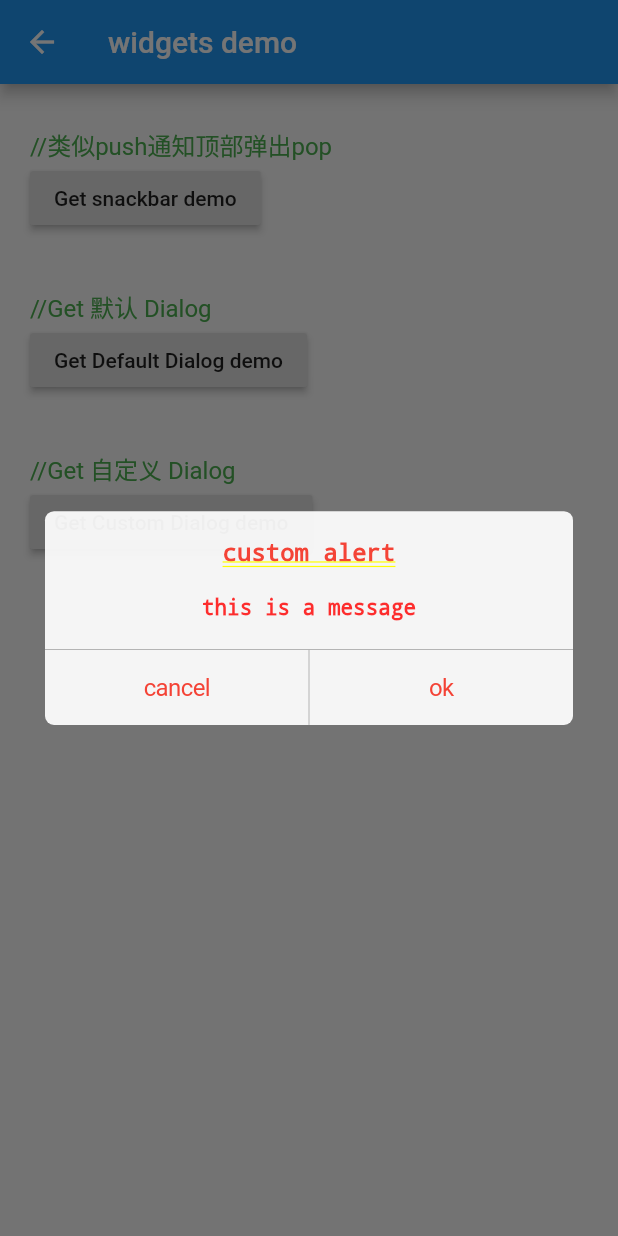
After one commit to PacteraWangCong/flutter_getx_demo, a Flutter app: the WidgetsDemoPage screen opened directly, after a tap on "Get Custom Dialog demo", on a phone screen of 412 x 824 dp. The commit adds this screen. Run offline on Flutter 3.47's test engine with Material 2 defaults, Android fonts, the phone set to English and light mode, and no system bars; our stand-ins replace flutter_easyloading, get.

Commit message:
FEAT: widgets demo 追加

```diff
--- a/lib/controllers/req_demo_controller.dart
+++ b/lib/controllers/req_demo_controller.dart
@@ -34,8 +34,8 @@ class ReqDemoController extends GetxController {
   void reqInit() {
     EasyLoading.show();
     Future.delayed(Duration(seconds: 1), () {
+      EasyLoading.dismiss();
       reqResult.value = Result(true, data: getDemoList());
-      EasyLoading.dismiss();
     });
   }
 }
@@ -45,16 +45,16 @@ extension ReqDemoControllerDemo on ReqDemoController {
   void reloadOk() {
     EasyLoading.show();
     Future.delayed(Duration(seconds: 1), () {
+      EasyLoading.dismiss();
       reqResult.value = Result(true, data: getDemoList());
-      EasyLoading.dismiss();
     });
   }
 
   void reloadNg() {
     EasyLoading.show();
     Future.delayed(Duration(seconds: 1), () {
+      EasyLoading.dismiss();
       reqResult.value = Result(false, error: 'test 请求失败');
-      EasyLoading.dismiss();
     });
   }
 
--- /dev/null
+++ b/lib/mf_widgets/mf_pop_alert.dart
@@ -0,0 +1,235 @@
+import 'package:flutter/cupertino.dart';
+import 'package:flutter/material.dart';
+import 'package:get/get.dart';
+
+class MFPopAlert extends StatelessWidget {
+  /// btn上部text,当child为null时有效
+  String title;
+
+  /// 中间message文言
+  String description;
+
+  /// btn上部text的style
+  TextStyle titleStyle;
+
+  /// btn上部text的align
+  TextAlign titleAlign;
+
+  /// 中间message文言的style
+  TextStyle descriptionStyle;
+
+  /// 中间message文言的align
+  TextAlign descriptionAlign;
+
+  /// btn上部自定义widget
+  Widget child;
+
+  /// 点击Ok alert是否消失，默认true
+  final bool dismissWhenOkBtnAction;
+
+  /// 点击Cancel alert是否消失，默认true
+  final bool dismissWhenCancelBtnAction;
+
+  /// ok按钮点击事件
+  final VoidCallback okBtnAction;
+
+  /// cancel按钮点击事件
+  final VoidCallback cancelBtnAction;
+
+  /// dialog 宽度
+  final double width;
+
+  /// alert距俩边的长度, 当设置[width]时无效
+  final double bgWidthSpace;
+
+  /// alert内部 padding
+  final EdgeInsets contentInside;
+
+  /// btn间距离
+  final double btnSpace;
+
+  /// 画面名用于GA计策
+  final String screenName;
+
+  final String okTitle;
+  final String cancelTitle;
+  final bool showOkBtnArrow;
+  final bool showCancelBtnArrow;
+  final double descriptionTopSpace;
+  final double btnTopSpace;
+  final double btnHeight;
+  final double btnBorderRadius;
+  final double bgBorderRadius;
+
+  /// 内部只有一个Text的构造
+  MFPopAlert.title(
+    this.title, {
+    this.width,
+    this.screenName,
+    this.titleStyle,
+    this.titleAlign,
+    this.description,
+    this.descriptionStyle,
+    this.descriptionAlign,
+    this.okTitle = '',
+    this.cancelTitle = '',
+    this.showOkBtnArrow = false,
+    this.showCancelBtnArrow = false,
+    this.dismissWhenOkBtnAction = true,
+    this.dismissWhenCancelBtnAction = true,
+    this.okBtnAction,
+    this.cancelBtnAction,
+    this.descriptionTopSpace = 20,
+    this.btnTopSpace = 0,
+    this.btnHeight = 50.0,
+    this.btnBorderRadius = 5.0,
+    this.bgBorderRadius = 6.0,
+    this.btnSpace = 0.5,
+    this.bgWidthSpace = 30.0,
+    this.contentInside = const EdgeInsets.only(right: 15, left: 15, top: 20, bottom: 20),
+  });
+
+  /// 内部自定义Widget的构造
+  MFPopAlert.child(
+    this.child, {
+    this.width,
+    this.screenName,
+    this.okTitle = '',
+    this.cancelTitle = '',
+    this.showOkBtnArrow = false,
+    this.showCancelBtnArrow = false,
+    this.dismissWhenOkBtnAction = true,
+    this.dismissWhenCancelBtnAction = true,
+    this.okBtnAction,
+    this.cancelBtnAction,
+    this.descriptionTopSpace = 20,
+    this.btnTopSpace = 0,
+    this.btnHeight = 50.0,
+    this.btnBorderRadius = 5.0,
+    this.bgBorderRadius = 6.0,
+    this.btnSpace = 0.5,
+    this.bgWidthSpace = 30.0,
+    this.contentInside = const EdgeInsets.only(right: 15, left: 15, top: 20, bottom: 15),
+  });
+
+  @override
+  Widget build(BuildContext context) {
+    return WillPopScope(
+      child: Center(
+        child: Container(
+          width: (context.orientation == Orientation.landscape ? 320 : Get.width - bgWidthSpace * 2),
+          decoration: BoxDecoration(
+            color: Color(0xEDFFFFFF),
+            borderRadius: BorderRadius.circular(bgBorderRadius),
+          ),
+          child: Column(
+            mainAxisSize: MainAxisSize.min,
+            children: <Widget>[
+              Padding(
+                padding: contentInside,
+                child: child ??
+                    Column(
+                      mainAxisSize: MainAxisSize.min,
+                      children: <Widget>[
+                        child ??
+                            Column(
+                              children: <Widget>[
+                                title != null
+                                    ? Text(
+                                        title,
+                                        style: titleStyle ??
+                                            TextStyle(
+                                              fontSize: 16,
+                                              color: Colors.red,
+                                            ),
+                                        strutStyle: StrutStyle(forceStrutHeight: true),
+                                        textAlign: titleAlign ?? TextAlign.center,
+                                      )
+                                    : SizedBox(),
+                                title != null ? SizedBox(height: descriptionTopSpace) : SizedBox(),
+                                description != null
+                                    ? Text(
+                                        description,
+                                        style: descriptionStyle ??
+                                            TextStyle(
+                                              fontSize: 14,
+                                              decoration: TextDecoration.none,
+                                            ),
+                                        textAlign: descriptionAlign ?? TextAlign.center,
+                                      )
+                                    : SizedBox(height: 0)
+                              ],
+                            ),
+                        description != null ? SizedBox(height: btnTopSpace) : SizedBox(),
+                      ],
+                    ),
+              ),
+              Container(color: Colors.grey, height: 0.5),
+              Row(
+                mainAxisAlignment: MainAxisAlignment.center,
+                children: <Widget>[
+                  // cancel
+                  cancelTitle != null
+                      ? Expanded(
+                          child: CupertinoButton(
+                            padding: EdgeInsets.zero,
+                            child: Text(
+                              cancelTitle,
+                              textAlign: TextAlign.center,
+                              style: TextStyle(
+                                fontSize: 16,
+                                color: Colors.red,
+                              ),
+                            ),
+                            onPressed: () {
+                              if (dismissWhenCancelBtnAction && Navigator.of(context).canPop()) {
+                                Navigator.of(context).pop();
+                              }
+                              if (cancelBtnAction != null) {
+                                cancelBtnAction();
+                              }
+                            },
+                          ),
+                        )
+                      : SizedBox(),
+                  Container(
+                    color: Colors.grey,
+                    width: (cancelTitle != null && okTitle != null) ? btnSpace : 0,
+                    height: 50,
+                  ),
+                  // ok
+                  okTitle != null
+                      ? Expanded(
+                          child: CupertinoButton(
+                            padding: EdgeInsets.zero,
+                            child: Text(
+                              okTitle,
+                              textAlign: TextAlign.center,
+                              style: TextStyle(
+                                fontSize: 16,
+                                color: Colors.red,
+                              ),
+                            ),
+                            onPressed: () {
+                              if (dismissWhenOkBtnAction && Navigator.of(context).canPop()) {
+                                Navigator.of(context).pop();
+                              }
+                              if (okBtnAction != null) {
+                                okBtnAction();
+                              }
+                            },
+                          ),
+                        )
+                      : SizedBox(),
+                ],
+              ),
+            ],
+          ),
+        ),
+      ),
+      onWillPop: () async {
+        return false;
+      },
+    );
+  }
+}
--- a/lib/page/appear_demo_page.dart
+++ b/lib/page/appear_demo_page.dart
@@ -1,7 +1,7 @@
 import 'package:flutter/material.dart';
 import 'package:fluttergetxdemo/config/app_routes.dart';
 import 'package:get/get.dart';
-import 'package:fluttergetxdemo/extension/mf_context_extension.dart';
+import 'package:fluttergetxdemo/mf_extensions/mf_context_extension.dart';
 
 class AppearDemoAPage extends StatelessWidget {
   @override
--- a/lib/page/home_page.dart
+++ b/lib/page/home_page.dart
@@ -3,6 +3,7 @@ import 'package:fluttergetxdemo/config/app_routes.dart';
 import 'controller_demo_page.dart';
 import 'appear_demo_page.dart';
 import 'req_demo_page.dart';
+import 'widgets_demo_page.dart';
 
 class HomePage extends StatelessWidget {
   @override
@@ -30,6 +31,13 @@ class HomePage extends StatelessWidget {
             description: '//画面每次显示事件',
             clickedAction: () {
               AppRoutes.push(AppearDemoAPage());
+            },
+          ),
+          HomeBtn(
+            title: 'widgets demo',
+            description: '//Getx自带控件和自定义控件',
+            clickedAction: () {
+              AppRoutes.push(WidgetsDemoPage());
             },
           ),
         ],
--- /dev/null
+++ b/lib/page/widgets_demo_page.dart
@@ -0,0 +1,61 @@
+import 'package:flutter/material.dart';
+import 'package:fluttergetxdemo/mf_widgets/mf_pop_alert.dart';
+import 'home_page.dart';
+import 'package:get/get.dart';
+
+class WidgetsDemoPage extends StatelessWidget {
+  @override
+  Widget build(BuildContext context) {
+    int snackBarCount = 0;
+
+    return Scaffold(
+      appBar: AppBar(title: Text('widgets demo')),
+      body: ListView(
+        children: [
+          HomeBtn(
+            title: 'Get snackbar demo',
+            description: '//类似push通知顶部弹出pop',
+            clickedAction: () {
+              snackBarCount += 1;
+              Get.snackbar(
+                'notice $snackBarCount',
+                'this is a message $snackBarCount',
+                onTap: (snack) {
+                  print('clicked notice $snackBarCount');
+                },
+              );
+            },
+          ),
+          HomeBtn(
+            title: 'Get Default Dialog demo',
+            description: '//Get 默认 Dialog',
+            clickedAction: () {
+              Get.defaultDialog(
+                title: 'Dialog',
+                middleText: 'this is a message',
+                textConfirm: 'ok',
+                textCancel: 'cancel',
+                confirmTextColor: Colors.white,
+                barrierDismissible: false,
+              );
+            },
+          ),
+          HomeBtn(
+            title: 'Get Custom Dialog demo',
+            description: '//Get 自定义 Dialog',
+            clickedAction: () {
+              Get.dialog(
+                MFPopAlert.title(
+                  'custom alert',
+                  description: 'this is a message',
+                  okTitle: 'ok',
+                  cancelTitle: 'cancel',
+                ),
+              );
+            },
+          ),
+        ],
+      ),
+    );
+  }
+}
```
Also changed, not shown: lib/mf_extensions/mf_context_extension.dart (renamed from lib/extension/mf_context_extension.dart).
